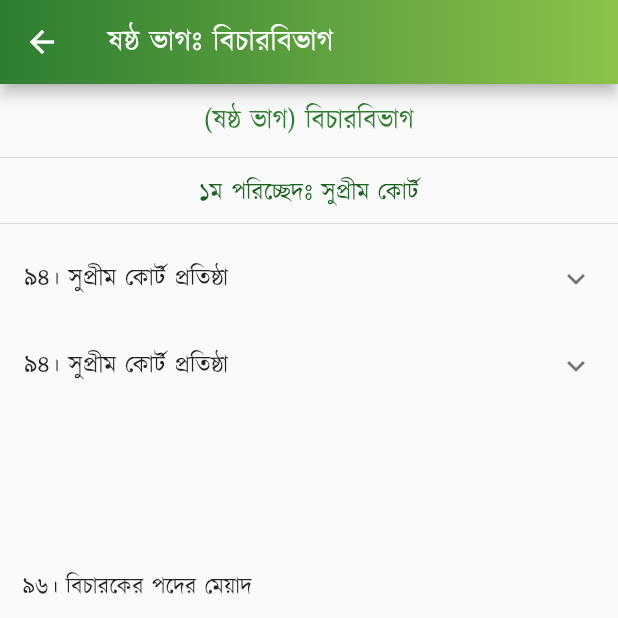
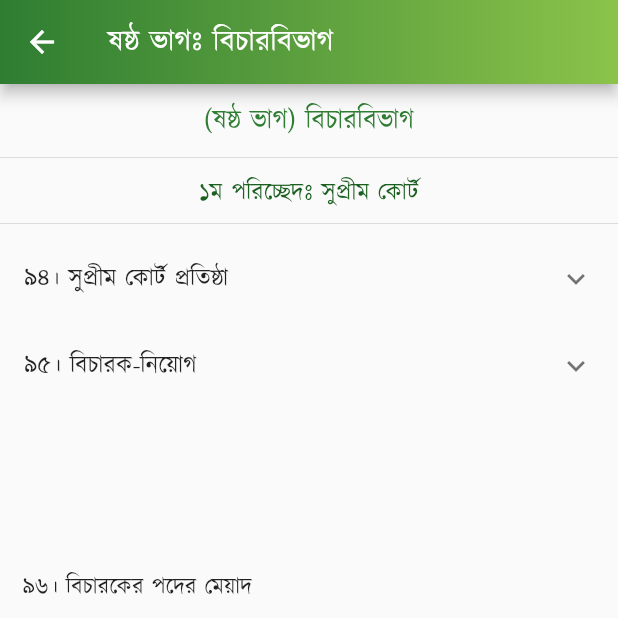
Before and after one commit to Azimul-Haque/flutter-onesignal, a Flutter app: the PartSix screen opened directly, on a phone screen of 412 x 824 dp, the top half of it. Run offline on Flutter 3.47's test engine with Material 2 defaults, Android fonts, the phone set to English and light mode, and no system bars; our stand-ins replace fluttertoast, package_info_plus, percent_indicator, shared_preferences, sqflite; missing offline and left inert: blinking_text, flutter_share, onesignal_flutter, slide_popup_dialog; accounts and stored records are empty; network calls fail.

Commit message:
Commit Fri 04/29/2022 13:44:48.17 22448

```diff
--- a/lib/pages/constitution/part6.dart
+++ b/lib/pages/constitution/part6.dart
@@ -68,11 +68,11 @@ class PartSix extends StatelessWidget {
             ],
           ),
           ExpansionTile(
-            title: Text('৯৪। সুপ্রীম কোর্ট প্রতিষ্ঠা'),
+            title: Text('৯৫। বিচারক-নিয়োগ'),
             children: <Widget>[
               ListTile(
                   title: Text(
-                '৯৪। (১) "বাংলাদেশ সুপ্রীম কোর্ট" নামে বাংলাদেশের একটি সর্বোচ্চ আদালত থাকিবে এবং আপীল বিভাগ ও হাইকোর্ট বিভাগ লইয়া তাহা গঠিত হইবে।',
+                '৯৫। (১) প্রধান বিচারপতি রাষ্ট্রপতি কর্তৃক নিযুক্ত হইবেন এবং প্রধান বিচারপতির সহিত পরামর্শ করিয়া রাষ্ট্রপতি অন্যান্য বিচারককে নিয়োগদান করিবেন।',
                 textAlign: TextAlign.justify,
               )),
               ListTile(
```
